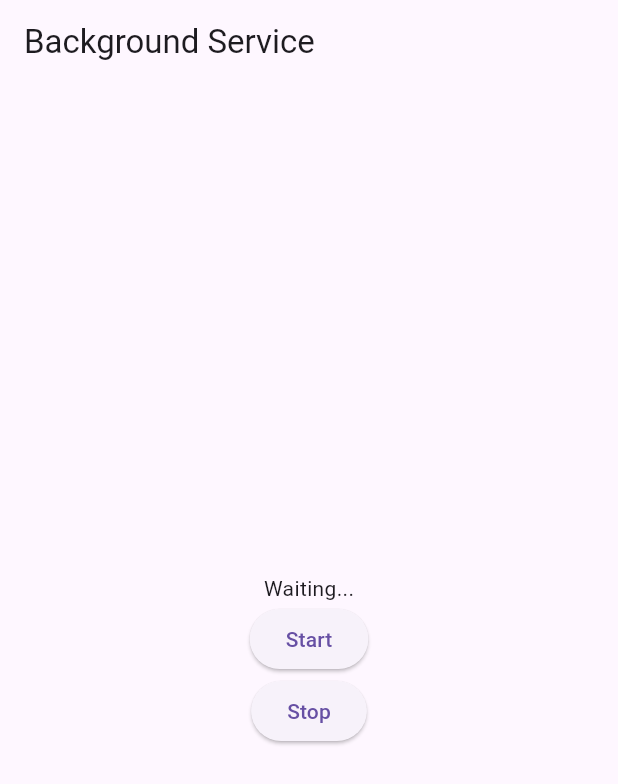
After one commit to falaharby/gps-tracker, a Flutter app: the HomePage screen opened directly, after a tap on "Start", on a phone screen of 412 x 824 dp. The commit adds this screen. Shown: the top 784 px of the screen. Run offline on Flutter 3.47's test engine with Material 3 defaults, Android fonts, the phone set to English and light mode, and no system bars; our stand-ins replace flutter_local_notifications, flutter_map, geolocator, hive, hive_flutter, latlong2 and 1 more; missing offline and left inert: flutter_background_service, flutter_background_service_android, proste_indexed_stack; accounts and stored records are empty.

Commit message:
success foreground notif

```diff
--- a/lib/main.dart
+++ b/lib/main.dart
@@ -6,9 +6,10 @@ import 'package:gps_tracking_system/features/tracking/model/location_point.dart'
 void main() async {
   WidgetsFlutterBinding.ensureInitialized();
 
-  // Initialize Hive
   await Hive.initFlutter();
-  Hive.registerAdapter(LocationPointAdapter());
+  if (!Hive.isAdapterRegistered(0)) {
+    Hive.registerAdapter(LocationPointAdapter());
+  }
 
   runApp(const MyApp());
 }
--- /dev/null
+++ b/lib/main_example.dart
@@ -0,0 +1,185 @@
+import 'dart:async';
+import 'dart:ui';
+
+import 'package:flutter/material.dart';
+import 'package:hive_flutter/hive_flutter.dart';
+import 'package:gps_tracking_system/features/tracking/model/location_point.dart';
+import 'package:flutter_background_service/flutter_background_service.dart';
+import 'package:flutter_background_service_android/flutter_background_service_android.dart';
+import 'package:flutter_local_notifications/flutter_local_notifications.dart';
+import 'package:permission_handler/permission_handler.dart';
+
+void main() async {
+  WidgetsFlutterBinding.ensureInitialized();
+
+  await initializeService();
+
+  await Hive.initFlutter();
+  if (!Hive.isAdapterRegistered(0)) {
+    Hive.registerAdapter(LocationPointAdapter());
+  }
+
+  runApp(MyApp());
+}
+
+Future<void> initializeService() async {
+  final service = FlutterBackgroundService();
+
+  // 🔥 CREATE NOTIFICATION CHANNEL BEFORE SERVICE STARTS
+  final FlutterLocalNotificationsPlugin notifications =
+      FlutterLocalNotificationsPlugin();
+
+  const AndroidNotificationChannel channel = AndroidNotificationChannel(
+    'my_foreground',
+    'Tracking Service',
+    description: 'Tracking is running',
+    importance: Importance.low,
+  );
+
+  await notifications
+      .resolvePlatformSpecificImplementation<
+          AndroidFlutterLocalNotificationsPlugin>()
+      ?.createNotificationChannel(channel);
+
+  await service.configure(
+    androidConfiguration: AndroidConfiguration(
+      onStart: onStart,
+      isForegroundMode: true,
+      autoStart: false,
+      notificationChannelId: 'my_foreground',
+      initialNotificationTitle: 'Tracking Service',
+      initialNotificationContent: 'Initializing...',
+      foregroundServiceNotificationId: 888,
+    ),
+    iosConfiguration: IosConfiguration(
+      autoStart: false,
+      onForeground: onStart,
+    ),
+  );
+}
+
+@pragma('vm:entry-point')
+Future<void> onStart(ServiceInstance service) async {
+  DartPluginRegistrant.ensureInitialized();
+
+  await Hive.initFlutter();
+  if (!Hive.isAdapterRegistered(0)) {
+    Hive.registerAdapter(LocationPointAdapter());
+  }
+
+  final box = await Hive.openBox<LocationPoint>('locations');
+
+  // ✅ Proper foreground notification (DO NOT create manually)
+  if (service is AndroidServiceInstance) {
+    service.setForegroundNotificationInfo(
+      title: "Tracking Active",
+      content: "Service started...",
+    );
+  }
+
+  Timer.periodic(const Duration(seconds: 5), (timer) async {
+    final now = DateTime.now();
+
+    await box.add(LocationPoint(
+      latitude: 0,
+      longitude: 0,
+      sessionId: 'dummy',
+      timestamp: now,
+    ));
+
+    if (service is AndroidServiceInstance) {
+      service.setForegroundNotificationInfo(
+        title: "Tracking Active",
+        content: "Last update: $now",
+      );
+    }
+
+    service.invoke('update', {
+      "time": now.toString(),
+    });
+  });
+
+  service.on('stopService').listen((event) async {
+    await box.close();
+    service.stopSelf();
+  });
+}
+
+class MyApp extends StatelessWidget {
+  @override
+  Widget build(BuildContext context) {
+    return MaterialApp(
+      home: HomePage(),
+    );
+  }
+}
+
+class HomePage extends StatefulWidget {
+  @override
+  _HomePageState createState() => _HomePageState();
+}
+
+class _HomePageState extends State<HomePage> {
+  String text = "Waiting...";
+  final service = FlutterBackgroundService();
+
+  @override
+  void initState() {
+    super.initState();
+
+    service.on('update').listen((event) {
+      setState(() {
+        text = event?['time'] ?? 'No data';
+      });
+    });
+  }
+
+  // 🔥 REQUEST PERMISSION BEFORE START
+  Future<bool> requestPermissions() async {
+    final notif = await Permission.notification.request();
+    final location = await Permission.location.request();
+    final locationAlways = await Permission.locationAlways.request();
+
+    return notif.isGranted && location.isGranted;
+  }
+
+  Future<void> startService() async {
+    final granted = await requestPermissions();
+
+    if (!granted) {
+      print("Permission not granted");
+      return;
+    }
+
+    final isRunning = await service.isRunning();
+
+    if (!isRunning) {
+      await service.startService();
+    }
+  }
+
+  void stopService() {
+    service.invoke('stopService');
+  }
+
+  @override
+  Widget build(BuildContext context) {
+    return Scaffold(
+      appBar: AppBar(title: Text('Background Service')),
+      body: Column(
+        mainAxisAlignment: MainAxisAlignment.center,
+        children: [
+          Center(child: Text(text)),
+          ElevatedButton(
+            onPressed: startService,
+            child: Text("Start"),
+          ),
+          ElevatedButton(
+            onPressed: stopService,
+            child: Text("Stop"),
+          ),
+        ],
+      ),
+    );
+  }
+}
--- a/pubspec.yaml
+++ b/pubspec.yaml
@@ -46,6 +46,7 @@ dependencies:
   hive_flutter: ^1.1.0
   intl: ^0.19.0
   uuid: ^4.0.0
+  flutter_local_notifications: ^20.1.0
 
 dev_dependencies:
   hive_generator: ^2.0.1
```
Also changed, not shown: pubspec.lock, 4 other files.
